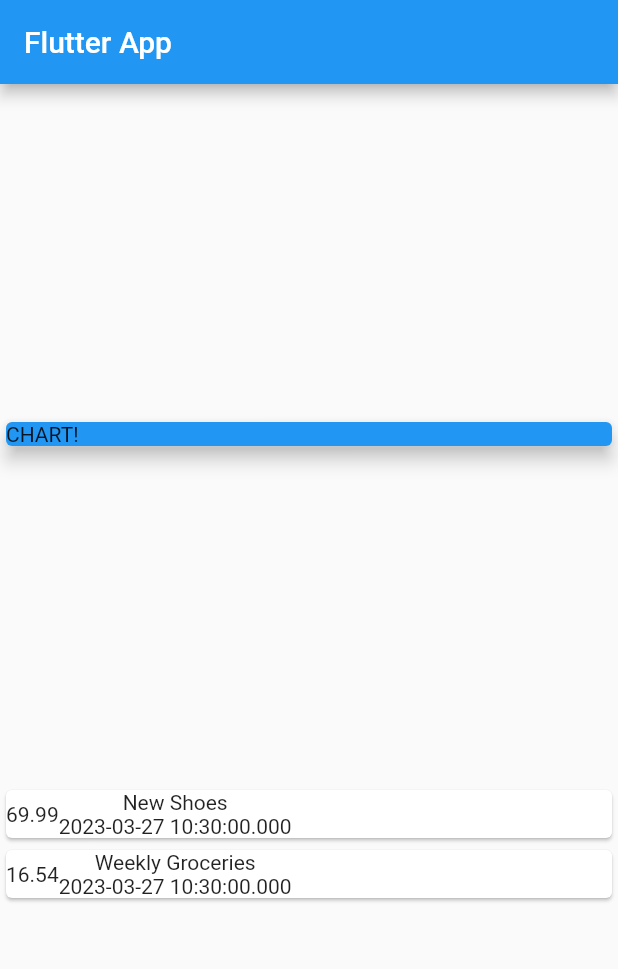
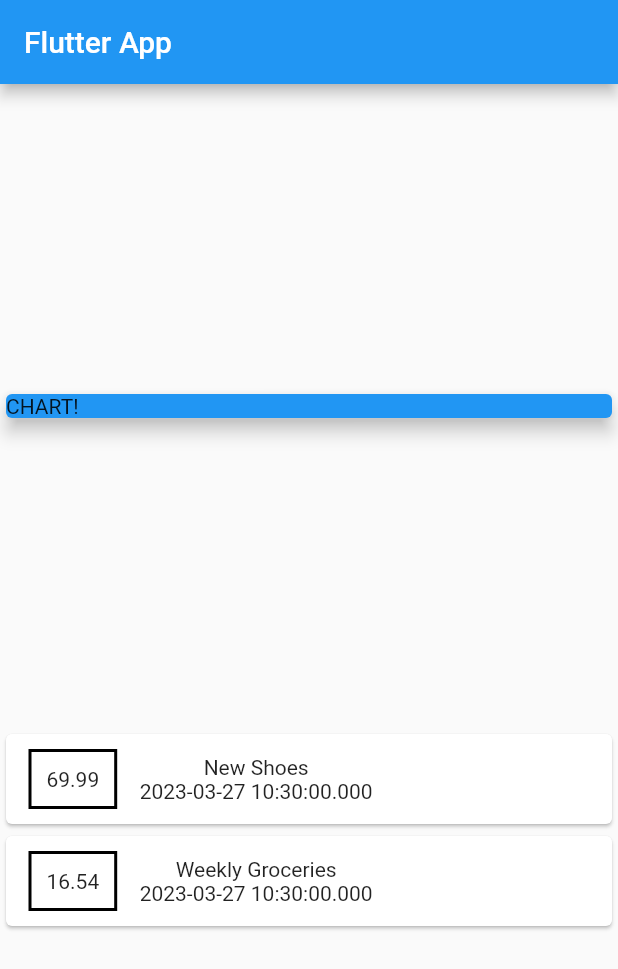
Before and after one commit to grkmcnkcl/EXPENSES-APP, a Flutter app: the screen it shows after launch, on a phone screen of 412 x 824 dp. Shown: the top 969 px of the screen. Run offline on Flutter 3.47's test engine with Material 2 defaults, Android fonts, the phone set to English and light mode, and no system bars.

Commit message:
styling tx list

```diff
--- a/lib/main.dart
+++ b/lib/main.dart
@@ -52,13 +52,26 @@ class MyHomePage extends StatelessWidget {
                 child: Row(
                   children: [
                     Container(
+                      margin: EdgeInsets.symmetric(
+                        vertical: 10,
+                        horizontal: 15,
+                      ),
+                      decoration: BoxDecoration(
+                        border: Border.all(
+                          color: Colors.black,
+                          width: 2,
+                        ),
+                      ),
+                      padding: EdgeInsets.all(10),
                       child: Text(tx.amount.toString()),
                     ),
-                    Column(
-                      children: [
-                        Text(tx.name),
-                        Text(tx.date.toString()),
-                      ],
+                    Container(
+                      child: Column(
+                        children: [
+                          Text(tx.name),
+                          Text(tx.date.toString()),
+                        ],
+                      ),
                     )
                   ],
                 ),
```
